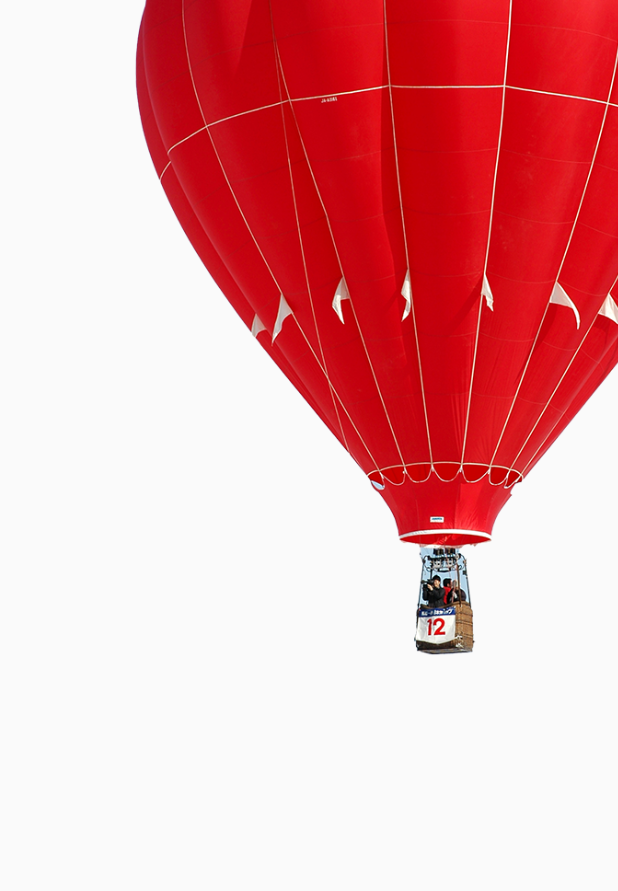
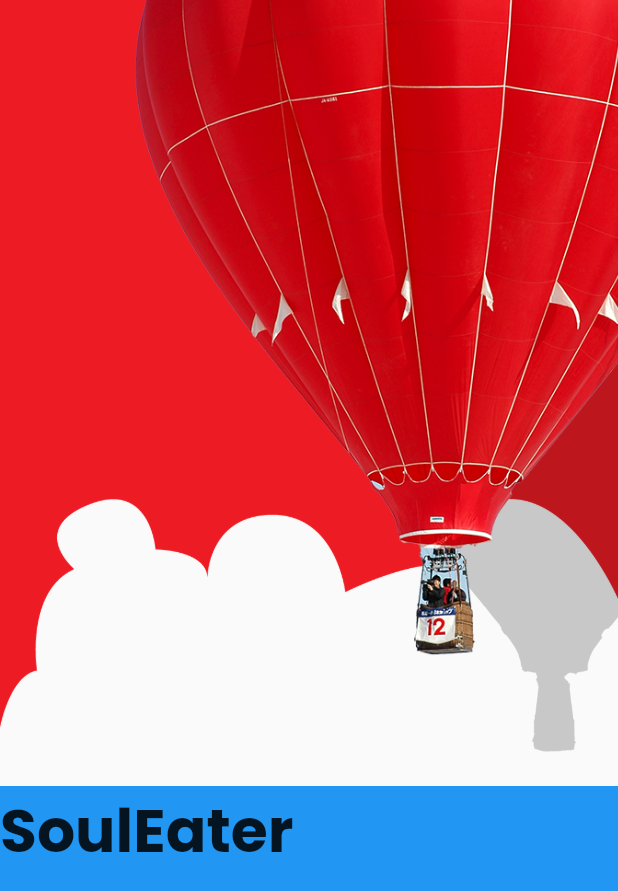
Before and after one commit to aman1210/FlutterUIChallenge, a Flutter app: the screen it shows after launch, on a phone screen of 412 x 824 dp. Shown: the top 891 px of the screen. Run offline on Flutter 3.47's test engine with Material 2 defaults, Android fonts, the phone set to English and light mode, and no system bars; our stand-ins replace carousel_slider, line_awesome_icons, simple_animations.

Commit message:
adding balloon shadow

```diff
--- a/BalloonAnimation/lib/homepage.dart
+++ b/BalloonAnimation/lib/homepage.dart
@@ -13,7 +13,36 @@ class _HomePageState extends State<HomePage> {
         body: Stack(
       overflow: Overflow.visible,
       children: [
-        Balloon(),
+        Container(
+          decoration: BoxDecoration(
+            image: DecorationImage(
+                image: AssetImage('assets/background.png'),
+                // fit: BoxFit.fitWidth,
+                alignment: Alignment.topCenter),
+          ),
+        ),
+        Balloon(1),
+        Balloon(0),
+        Positioned(
+          bottom: 0,
+          child: Container(
+            height: 300,
+            width: MediaQuery.of(context).size.width,
+            color: Colors.blue,
+            child: Column(
+              crossAxisAlignment: CrossAxisAlignment.start,
+              children: [
+                Text(
+                  'SoulEater',
+                  style: TextStyle(
+                      fontSize: 40,
+                      fontWeight: FontWeight.bold,
+                      fontFamily: 'Poppins'),
+                )
+              ],
+            ),
+          ),
+        ),
       ],
     ));
   }
--- a/BalloonAnimation/lib/widgets.dart/balloon.dart
+++ b/BalloonAnimation/lib/widgets.dart/balloon.dart
@@ -1,6 +1,8 @@
 import 'package:flutter/material.dart';
 
 class Balloon extends StatefulWidget {
+  final int index;
+  Balloon(this.index);
   @override
   _BalloonState createState() => _BalloonState();
 }
@@ -25,7 +27,9 @@ class _BalloonState extends State<Balloon> with TickerProviderStateMixin {
   @override
   void didChangeDependencies() {
     super.didChangeDependencies();
-    balloonbottomlocation = MediaQuery.of(context).size.height / 3;
+    balloonbottomlocation = widget.index == 0
+        ? MediaQuery.of(context).size.height / 3
+        : MediaQuery.of(context).size.height / 3 - 30;
     opacityAnimation = Tween<double>(begin: 0.0, end: 1.0).animate(
         CurvedAnimation(
             parent: controller, curve: Interval(0, 0.5, curve: Curves.easeIn)));
@@ -66,16 +70,20 @@ class _BalloonState extends State<Balloon> with TickerProviderStateMixin {
           ? balloonbottomlocation - slideAnimation.value
           : balloonbottomlocation,
       // left: 100,
+      right: widget.index == 0 ? null : -260,
       child: Opacity(
         opacity: opacityAnimation.value,
         child: Container(
-          // width: sizeAnimation.value,
           height: 800,
           width: 600,
           alignment: Alignment.bottomCenter,
-          // color: Colors.blue,
-          child: Image.asset('assets/hot_air_balloon.png',
-              height: sizeAnimation.value * 1.75),
+          child: Image.asset(
+            'assets/hot_air_balloon.png',
+            color: widget.index == 0 ? null : Colors.black.withOpacity(0.2),
+            height: widget.index == 0
+                ? sizeAnimation.value * 1.75
+                : sizeAnimation.value * 1.25,
+          ),
         ),
       ),
     );
```
Also changed, not shown: BalloonAnimation/pubspec.yaml (+6 -6 lines), BalloonAnimation/assets/Poppins-Bold.ttf (added), BalloonAnimation/assets/Poppins-Regular.ttf (added), BalloonAnimation/assets/background.png (added).
